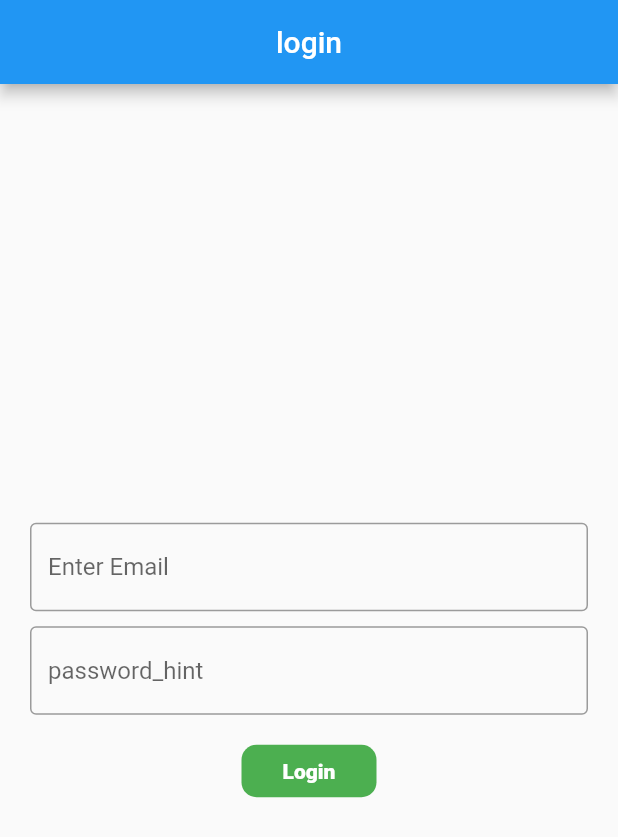
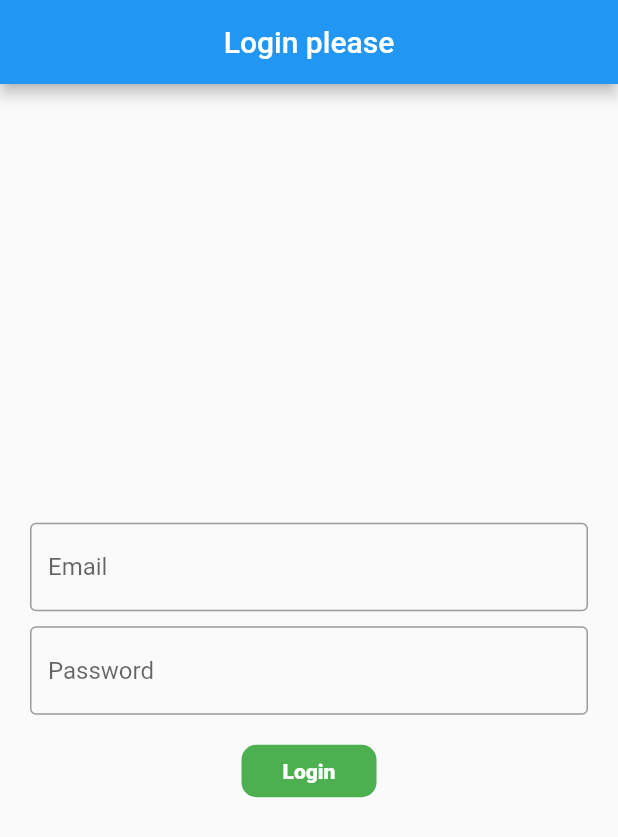
Before and after one commit to razzaq-99/Flutter_GetX_State_Management, a Flutter app: the screen it shows after launch, on a phone screen of 412 x 824 dp. Shown: the top 837 px of the screen. Run offline on Flutter 3.47's test engine with Material 2 defaults, Android fonts, the phone set to English and light mode, and no system bars; our stand-ins replace fluttertoast, get.

Commit message:
added email and password hints to manage these through any languages in the future

```diff
--- a/lib/getx_mvvm/resources/getx_localization/languages.dart
+++ b/lib/getx_mvvm/resources/getx_localization/languages.dart
@@ -1,22 +1,20 @@
-
-
 import 'package:get/get_navigation/get_navigation.dart';
 
-class Languages extends Translations{
+class Languages extends Translations {
   @override
   // TODO: implement keys
   Map<String, Map<String, String>> get keys => {
-    'en_US' : {
-      'email_hint' : 'Enter Email',
-      'internet_exception' : 'We are unable to show results \nplease check your internet connection',
-      'general_exception' : 'still some issues in your coonection\ntry again please',
-      'welcome_back' : 'Welcome Back Again!',
-    },
-    'ur_PK' : {
-      'email_hint' : 'ای میل درج کریں۔'
-    },
-
-  };
-
-
+        'en_US': {
+          // 'email_hint': 'Enter Email',
+          'internet_exception':
+              'We are unable to show results \nplease check your internet connection',
+          'general_exception':
+              'still some issues in your coonection\ntry again please',
+          'welcome_back': 'Welcome Back Again!',
+          'login': 'Login please',
+          'email_hint': 'Email',
+          'password_hint': 'Password',
+        },
+        'ur_PK': {'email_hint': 'ای میل درج کریں۔'},
+      };
 }
```
